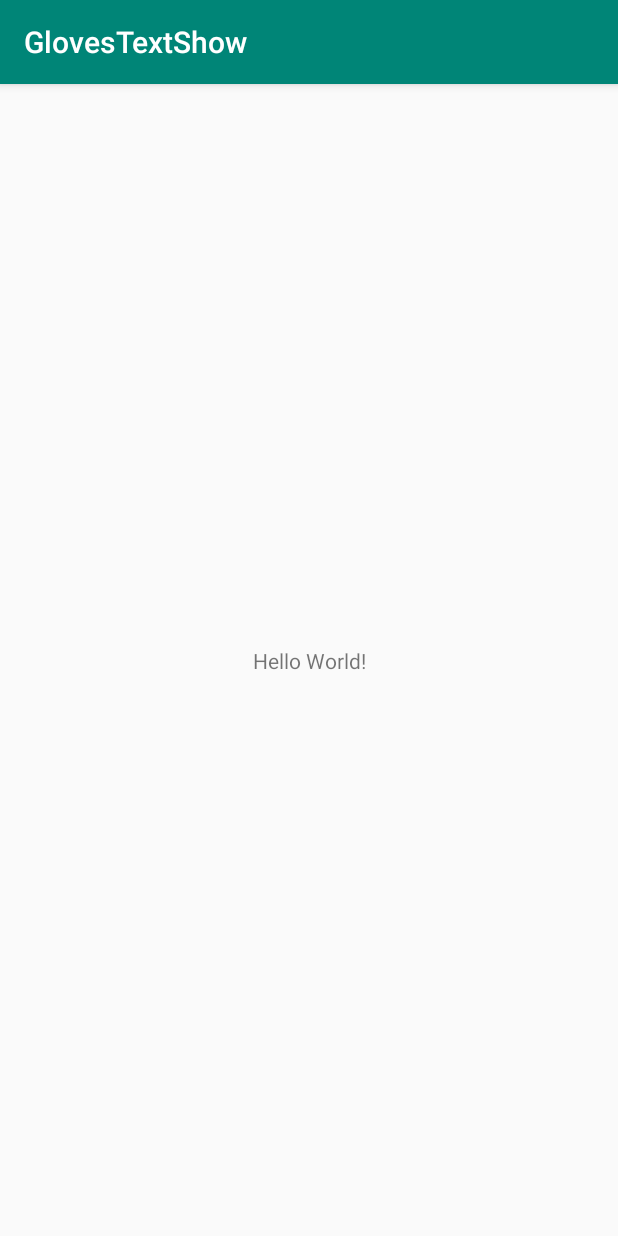
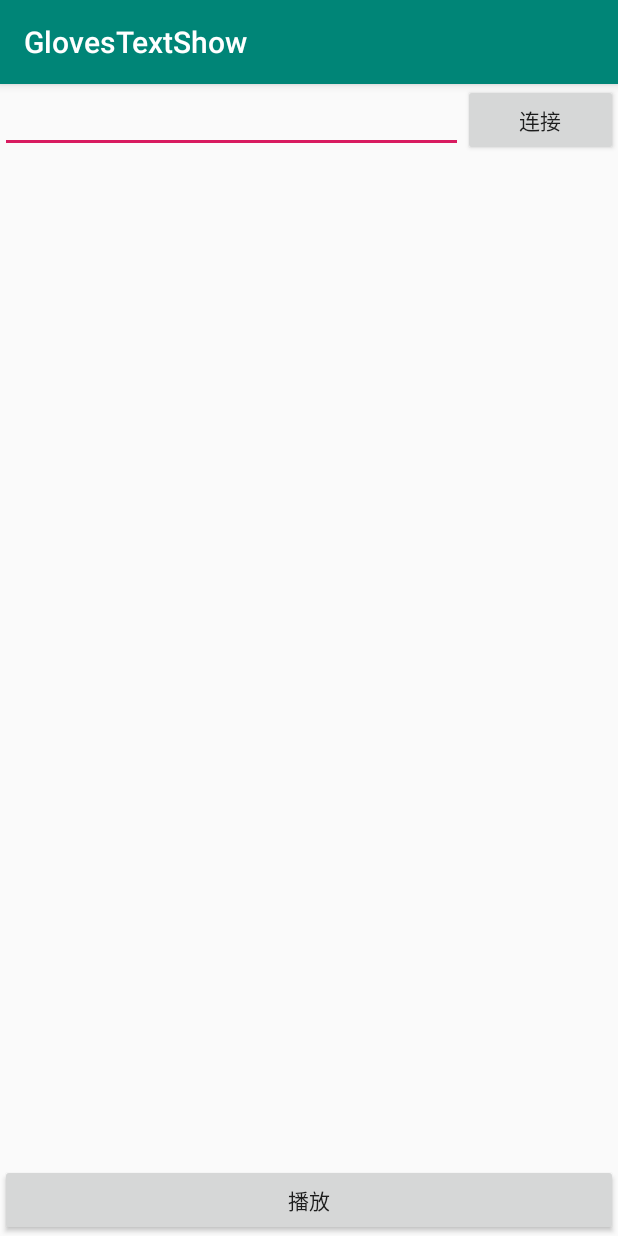
Before and after one commit to nealspirit/GlovesTextShow, an Android app: the screen it shows after launch (MainActivity), on a phone screen of 412 x 824 dp. Run offline under Robolectric (Android 15) with nearby library versions, the phone set to English and light mode, and no system bars.

Commit message:
加入语音

```diff
--- /dev/null
+++ b/app/src/main/java/com/glovestextshow/android/MyApplication.java
@@ -0,0 +1,18 @@
+package com.glovestextshow.android;
+
+import android.app.Application;
+import android.content.Context;
+
+public class MyApplication extends Application {
+    private static Context context;
+
+    @Override
+    public void onCreate() {
+        super.onCreate();
+        context = getApplicationContext();
+    }
+
+    public static Context getContext(){
+        return context;
+    }
+}
--- a/app/src/main/res/layout/activity_main.xml
+++ b/app/src/main/res/layout/activity_main.xml
@@ -1,18 +1,42 @@
 <?xml version="1.0" encoding="utf-8"?>
-<android.support.constraint.ConstraintLayout xmlns:android="http://schemas.android.com/apk/res/android"
+<LinearLayout xmlns:android="http://schemas.android.com/apk/res/android"
     xmlns:app="http://schemas.android.com/apk/res-auto"
     xmlns:tools="http://schemas.android.com/tools"
     android:layout_width="match_parent"
     android:layout_height="match_parent"
-    tools:context=".MainActivity">
+    tools:context=".MainActivity"
+    android:orientation="vertical">
+
+    <LinearLayout
+        android:layout_width="match_parent"
+        android:layout_height="wrap_content"
+        android:orientation="horizontal">
+
+        <EditText
+            android:id="@+id/edit_ip"
+            android:layout_width="0dp"
+            android:layout_height="wrap_content"
+            android:layout_weight="3"/>
+
+        <Button
+            android:id="@+id/button_ip"
+            android:layout_width="0dp"
+            android:layout_height="wrap_content"
+            android:layout_weight="1"
+            android:text="连接"/>
+
+    </LinearLayout>
 
     <TextView
-        android:layout_width="wrap_content"
+        android:id="@+id/show_message"
+        android:layout_width="match_parent"
+        android:layout_height="0dp"
+        android:layout_weight="1"/>
+
+    <Button
+        android:id="@+id/button_send"
+        android:layout_width="match_parent"
         android:layout_height="wrap_content"
-        android:text="Hello World!"
-        app:layout_constraintBottom_toBottomOf="parent"
-        app:layout_constraintLeft_toLeftOf="parent"
-        app:layout_constraintRight_toRightOf="parent"
-        app:layout_constraintTop_toTopOf="parent" />
+        android:text="播放"/>
 
-</android.support.constraint.ConstraintLayout>
+</LinearLayout>
```
Also changed, not shown: app/build.gradle (+7 -1 lines), app/src/main/AndroidManifest.xml (+15 -0 lines), app/src/main/java/com/glovestextshow/android/MainActivity.java (+80 -0 lines), app/src/main/java/com/glovestextshow/android/NetWorkUtils.java (added, +59 -0 lines), app/src/main/java/com/glovestextshow/android/ServerTask.java (added, +43 -0 lines), app/src/main/java/com/glovestextshow/android/SpeechUtils.java (added, +58 -0 lines), app/libs/Msc.jar (added), app/libs/Sunflower.jar (added), 7 other files.
